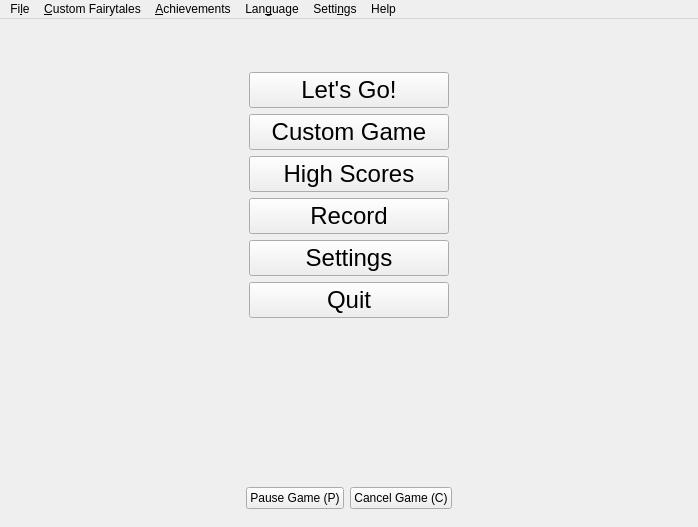
Before: the Qt Designer form ui/mainwindow.ui in tdauth/gustavsfairyland, drawn with Qt 5.
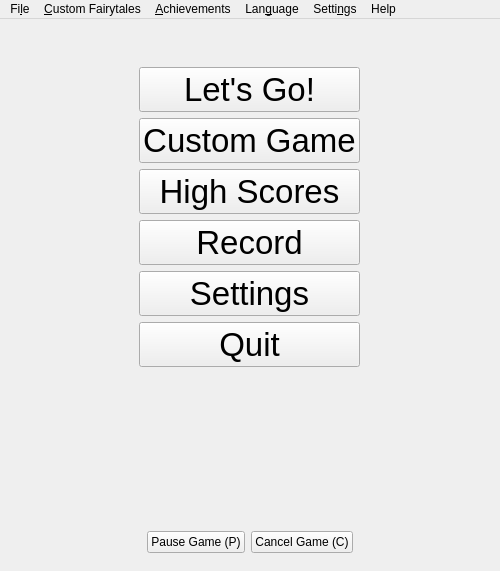
After: the same form once the commit is applied. Icons and pictures are not drawn.

```diff
--- a/ui/mainwindow.ui
+++ b/ui/mainwindow.ui
@@ -6,8 +6,8 @@
    <rect>
     <x>0</x>
     <y>0</y>
-    <width>698</width>
-    <height>527</height>
+    <width>500</width>
+    <height>571</height>
    </rect>
   </property>
   <property name="sizePolicy">
@@ -56,7 +56,7 @@
          </property>
          <property name="font">
           <font>
-           <pointsize>18</pointsize>
+           <pointsize>25</pointsize>
           </font>
          </property>
          <property name="text">
@@ -96,7 +96,7 @@
          </property>
          <property name="font">
           <font>
-           <pointsize>18</pointsize>
+           <pointsize>25</pointsize>
           </font>
          </property>
          <property name="layoutDirection">
@@ -149,7 +149,7 @@
          </property>
          <property name="font">
           <font>
-           <pointsize>18</pointsize>
+           <pointsize>25</pointsize>
           </font>
          </property>
          <property name="text">
@@ -171,7 +171,7 @@
         <widget class="QPushButton" name="customGamePushButton">
          <property name="font">
           <font>
-           <pointsize>18</pointsize>
+           <pointsize>25</pointsize>
           </font>
          </property>
          <property name="text">
@@ -193,7 +193,7 @@
         <widget class="QPushButton" name="settingsPushButton">
          <property name="font">
           <font>
-           <pointsize>18</pointsize>
+           <pointsize>25</pointsize>
           </font>
          </property>
          <property name="text">
@@ -228,7 +228,7 @@
         <widget class="QPushButton" name="recordPushButton">
          <property name="font">
           <font>
-           <pointsize>18</pointsize>
+           <pointsize>25</pointsize>
           </font>
          </property>
          <property name="text">
@@ -383,7 +383,7 @@
     <rect>
      <x>0</x>
      <y>0</y>
-     <width>698</width>
+     <width>500</width>
      <height>21</height>
     </rect>
    </property>
```
